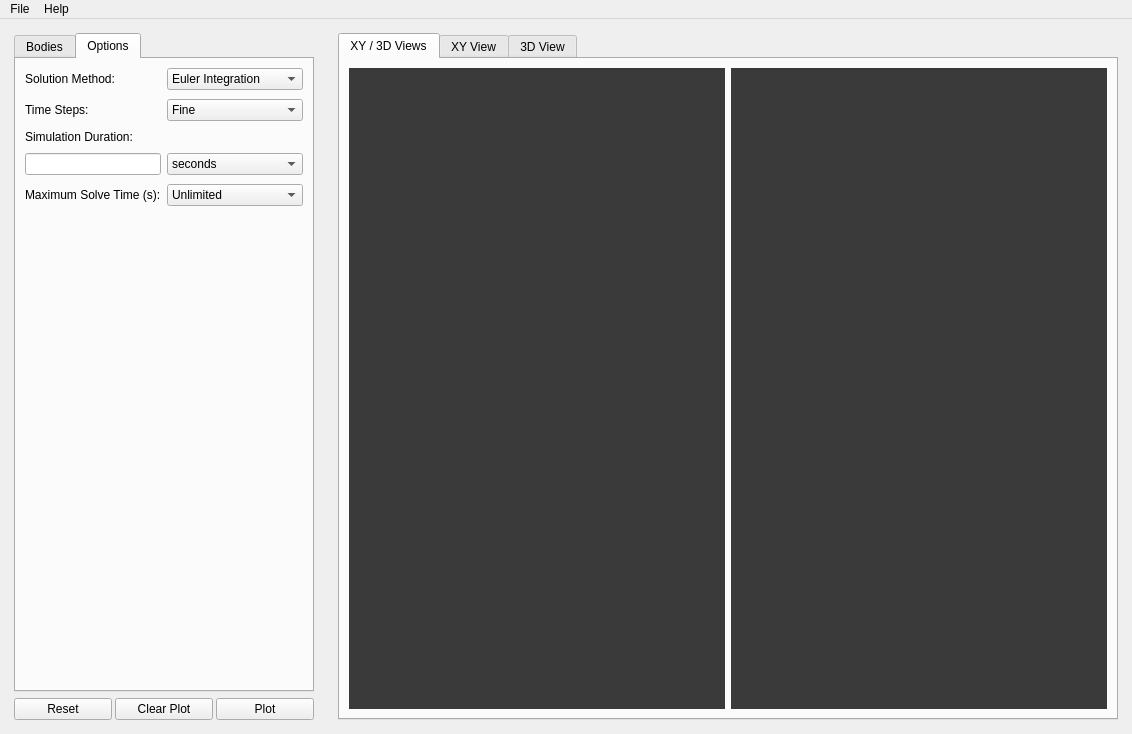
Above: lib/assets/gui/mainWindow.ui from jwfraustro/AST3211-jfraustro before the change. Below: the same form after it.
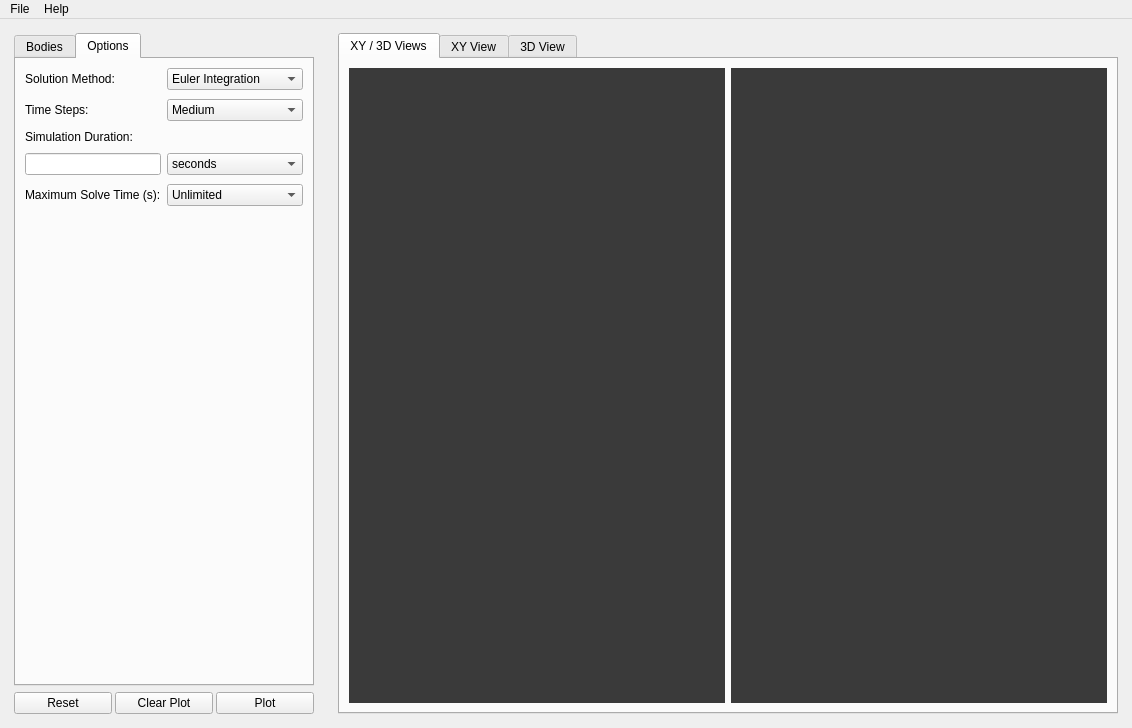
That is the form after the change. The open tabs and pages were chosen to show the change.

Commit message: most all gui functions done plotting and evaluation code remaining

The edit to the form file:
```diff
--- a/lib/assets/gui/mainWindow.ui
+++ b/lib/assets/gui/mainWindow.ui
@@ -7,7 +7,7 @@
     <x>0</x>
     <y>0</y>
     <width>1132</width>
-    <height>734</height>
+    <height>728</height>
    </rect>
   </property>
   <property name="windowTitle">
@@ -304,6 +304,9 @@
            </item>
            <item row="2" column="1">
             <widget class="QComboBox" name="cmb_tsteps">
+             <property name="currentIndex">
+              <number>2</number>
+             </property>
              <item>
               <property name="text">
                <string>Fine</string>
```
Left out of the diff: 8 changed lines with no effect on the pictures. The commit also changes 4 other files.
